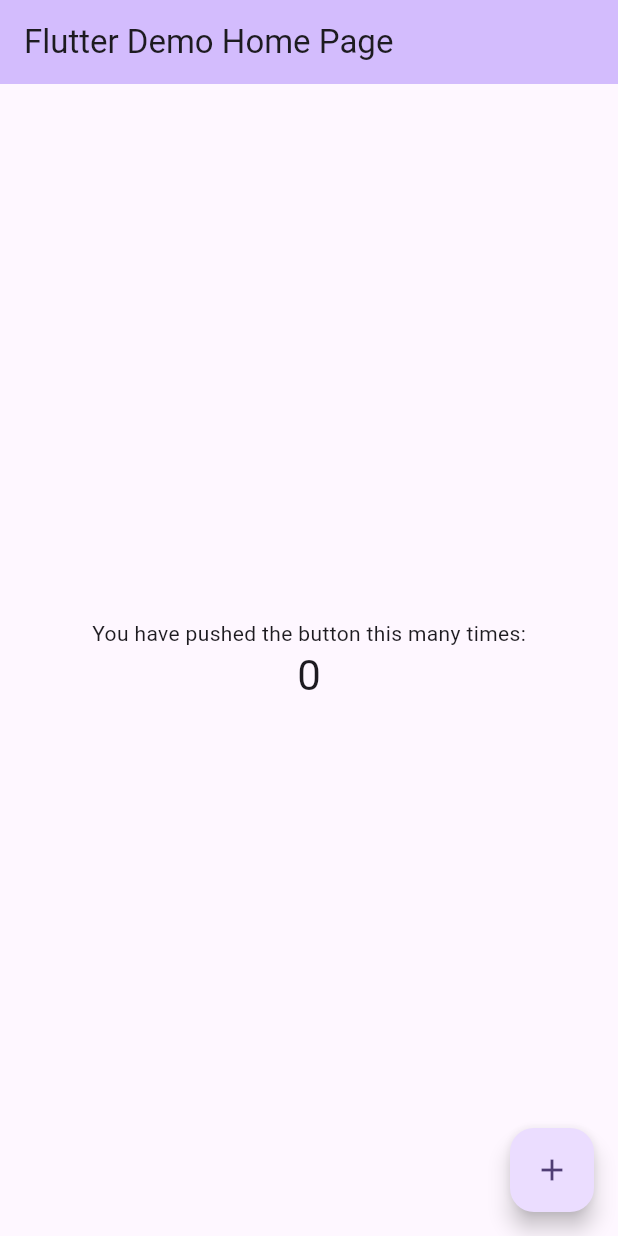
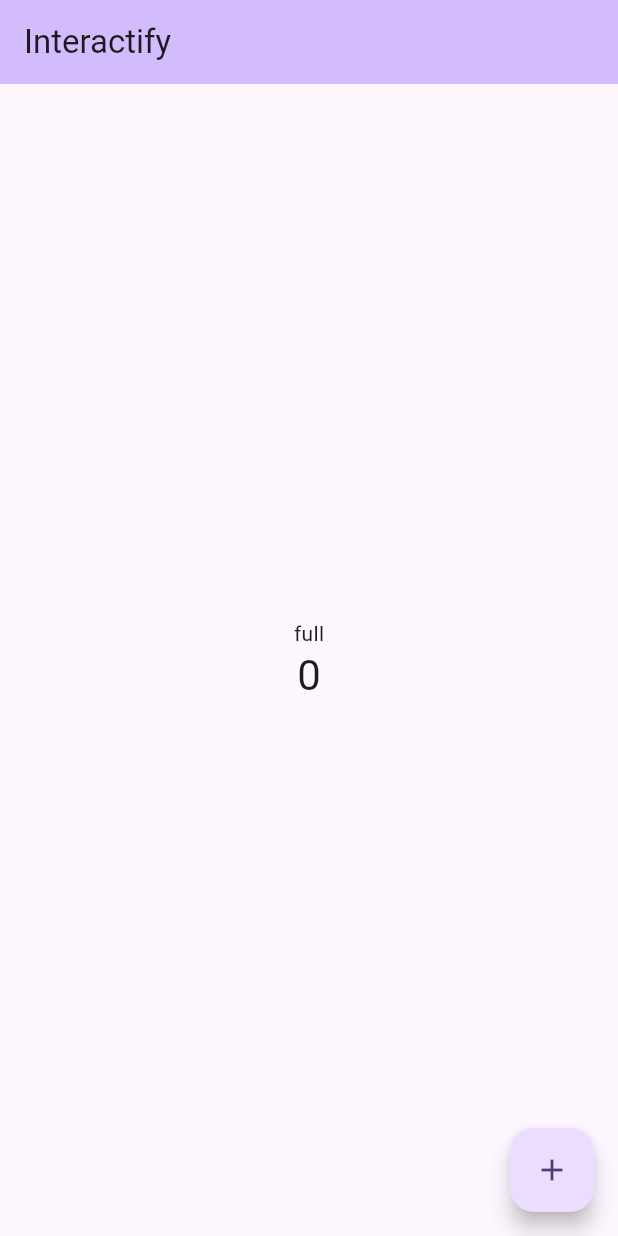
Before and after one commit to syapidyg/interactify-App, a Flutter app: the screen it shows after launch, on a phone screen of 412 x 824 dp. Run offline on Flutter 3.47's test engine with Material 3 defaults, Android fonts, the phone set to English and light mode, and no system bars; generated files the repository leaves out were written again.

Commit message:
Ajout des routes

```diff
--- /dev/null
+++ b/Developpement/interactify_app/lib/Pages/my_home_page.dart
@@ -0,0 +1,52 @@
+import 'package:flutter/material.dart';
+import 'package:flutter_gen/gen_l10n/app_localizations.dart';
+
+class MyHomePage extends StatefulWidget {
+  const MyHomePage({super.key, required this.title});
+
+  final String title;
+
+  @override
+  State<MyHomePage> createState() => _MyHomePageState();
+}
+
+class _MyHomePageState extends State<MyHomePage> {
+  int _counter = 0;
+
+  void _incrementCounter() {
+    setState(() {
+      _counter++;
+    });
+  }
+
+  @override
+  Widget build(BuildContext context) {
+    final localizations = AppLocalizations.of(context)!;
+
+    return Scaffold(
+      appBar: AppBar(
+        backgroundColor: Theme.of(context).colorScheme.inversePrimary,
+        title: Text(widget.title),
+      ),
+      body: Center(
+        child: Column(
+          mainAxisAlignment: MainAxisAlignment.center,
+          children: <Widget>[
+             Text(
+              localizations.appFull
+            ),
+            Text(
+              '$_counter',
+              style: Theme.of(context).textTheme.headlineMedium,
+            ),
+          ],
+        ),
+      ),
+      floatingActionButton: FloatingActionButton(
+        onPressed: _incrementCounter,
+        tooltip: 'Increment',
+        child: const Icon(Icons.add),
+      ),
+    );
+  }
+}
--- a/Developpement/interactify_app/lib/l10n/app_en.arb
+++ b/Developpement/interactify_app/lib/l10n/app_en.arb
@@ -6,5 +6,13 @@
   "appName": "Interactify",
   "@appName": {
     "description": "The name of the application"
+  },
+  "appTest": "'You have pushed the button this many times:',",
+  "@appTest": {
+    "description": "Text button"
+  },
+  "appFull": "full",
+  "@appFull": {
+    "description": "full"
   }
 }
--- a/Developpement/interactify_app/lib/l10n/app_fr.arb
+++ b/Developpement/interactify_app/lib/l10n/app_fr.arb
@@ -1,10 +1,18 @@
 {
-    "appTitle": "flutter_skeleton_1",
+  "appTitle": "Interactify_Application",
   "@appTitle": {
     "description": "Le titre de l'application"
   },
-    "appName": "Mon app",
+  "appName": "Interactify_Application",
   "@appName": {
     "description": "Le nom de l'application"
+  },
+  "appTest": "'Appuyez sur le boutton:',",
+  "@appTest": {
+    "description": "boutton texte"
+  },
+  "appFull": "full",
+  "@appFull": {
+    "description": "full"
   }
 }
--- a/Developpement/interactify_app/lib/main.dart
+++ b/Developpement/interactify_app/lib/main.dart
@@ -1,5 +1,6 @@
 import 'package:flutter/material.dart';
 import 'package:flutter_gen/gen_l10n/app_localizations.dart';
+import 'package:interactify_app/routes/app_routes.dart';
 
 void main() {
   runApp(const MyApp());
@@ -34,95 +35,7 @@
         colorScheme: ColorScheme.fromSeed(seedColor: Colors.deepPurple),
         useMaterial3: true,
       ),
-      home: const MyHomePage(title: 'Flutter Demo Home Page'),
+      onGenerateRoute: AppRoutes.generateRoute,
     );
   }
 }
-
-class MyHomePage extends StatefulWidget {
-  const MyHomePage({super.key, required this.title});
-
-  // This widget is the home page of your application. It is stateful, meaning
-  // that it has a State object (defined below) that contains fields that affect
-  // how it looks.
-
-  // This class is the configuration for the state. It holds the values (in this
-  // case the title) provided by the parent (in this case the App widget) and
-  // used by the build method of the State. Fields in a Widget subclass are
-  // always marked "final".
-
-  final String title;
-
-  @override
-  State<MyHomePage> createState() => _MyHomePageState();
-}
-
-class _MyHomePageState extends State<MyHomePage> {
-  int _counter = 0;
-
-  void _incrementCounter() {
-    setState(() {
-      // This call to setState tells the Flutter framework that something has
-      // changed in this State, which causes it to rerun the build method below
-      // so that the display can reflect the updated values. If we changed
-      // _counter without calling setState(), then the build method would not be
-      // called again, and so nothing would appear to happen.
-      _counter++;
-    });
-  }
-
-  @override
-  Widget build(BuildContext context) {
-    // This method is rerun every time setState is called, for instance as done
-    // by the _incrementCounter method above.
-    //
-    // The Flutter framework has been optimized to make rerunning build methods
-    // fast, so that you can just rebuild anything that needs updating rather
-    // than having to individually change instances of widgets.
-    return Scaffold(
-      appBar: AppBar(
-        // TRY THIS: Try changing the color here to a specific color (to
-        // Colors.amber, perhaps?) and trigger a hot reload to see the AppBar
-        // change color while the other colors stay the same.
-        backgroundColor: Theme.of(context).colorScheme.inversePrimary,
-        // Here we take the value from the MyHomePage object that was created by
-        // the App.build method, and use it to set our appbar title.
-        title: Text(widget.title),
-      ),
-      body: Center(
-        // Center is a layout widget. It takes a single child and positions it
-        // in the middle of the parent.
-        child: Column(
-          // Column is also a layout widget. It takes a list of children and
-          // arranges them vertically. By default, it sizes itself to fit its
-          // children horizontally, and tries to be as tall as its parent.
-          //
-          // Column has various properties to control how it sizes itself and
-          // how it positions its children. Here we use mainAxisAlignment to
-          // center the children vertically; the main axis here is the vertical
-          // axis because Columns are vertical (the cross axis would be
-          // horizontal).
-          //
-          // TRY THIS: Invoke "debug painting" (choose the "Toggle Debug Paint"
-          // action in the IDE, or press "p" in the console), to see the
-          // wireframe for each widget.
-          mainAxisAlignment: MainAxisAlignment.center,
-          children: <Widget>[
-            const Text(
-              'You have pushed the button this many times:',
-            ),
-            Text(
-              '$_counter',
-              style: Theme.of(context).textTheme.headlineMedium,
-            ),
-          ],
-        ),
-      ),
-      floatingActionButton: FloatingActionButton(
-        onPressed: _incrementCounter,
-        tooltip: 'Increment',
-        child: const Icon(Icons.add),
-      ), // This trailing comma makes auto-formatting nicer for build methods.
-    );
-  }
-}
--- /dev/null
+++ b/Developpement/interactify_app/lib/routes/app_routes.dart
@@ -0,0 +1,20 @@
+import 'package:flutter/material.dart';
+import 'package:interactify_app/Pages/my_home_page.dart';
+
+
+class AppRoutes {
+  static Route<dynamic> generateRoute(RouteSettings routeSettings) {
+    switch (routeSettings.name) {
+      // case "AppTest.routeName":
+      //   return MaterialPageRoute<void>(
+      //     settings: routeSettings,
+      //     builder: (BuildContext context) => const AppTest() ,
+      //   );
+      default:
+        return MaterialPageRoute<void>(
+          settings: routeSettings,
+          builder: (BuildContext context) => const MyHomePage(title: "Interactify"),
+        );
+    }
+  }
+}
```
Lines whose indentation alone changed are shown as unchanged.
